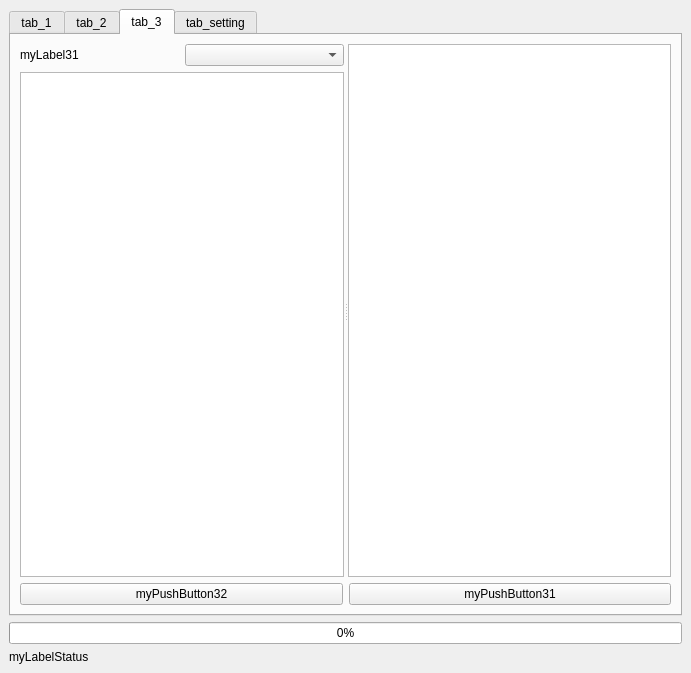
Qt form jpdata_dockwidget_base.ui (babayoshihiko/jpdata) before a commit.
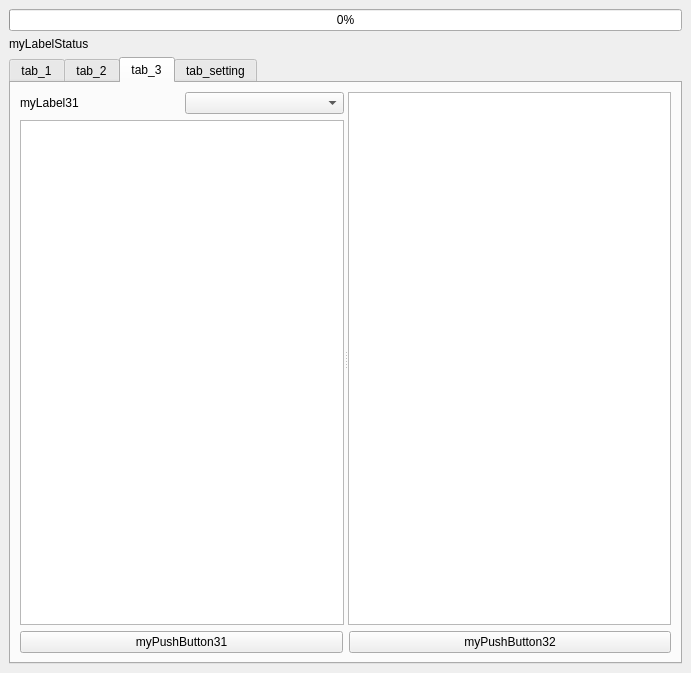
The same form after that commit. The open tabs and pages were chosen to show the change.

Commit message: Tab3 button layout

Diff of the .ui file:
```diff
--- a/jpdata_dockwidget_base.ui
+++ b/jpdata_dockwidget_base.ui
@@ -35,7 +35,7 @@
       </property>
      </widget>
     </item>
-    <item row="4" column="0">
+    <item row="7" column="0">
      <widget class="QTabWidget" name="myTabWidget">
       <property name="currentIndex">
        <number>0</number>
@@ -175,13 +175,6 @@
           </item>
           <item>
            <layout class="QHBoxLayout" name="horizontalLayout_4">
-            <item>
-             <widget class="QPushButton" name="myPushButton32">
-              <property name="text">
-               <string>myPushButton32</string>
-              </property>
-             </widget>
-            </item>
             <item>
              <widget class="QPushButton" name="myPushButton31">
               <property name="text">
@@ -189,6 +182,13 @@
               </property>
              </widget>
             </item>
+            <item>
+             <widget class="QPushButton" name="myPushButton32">
+              <property name="text">
+               <string>myPushButton32</string>
+              </property>
+             </widget>
+            </item>
            </layout>
           </item>
          </layout>
```
Left out of the diff: 2 changed lines with no effect on the pictures.
